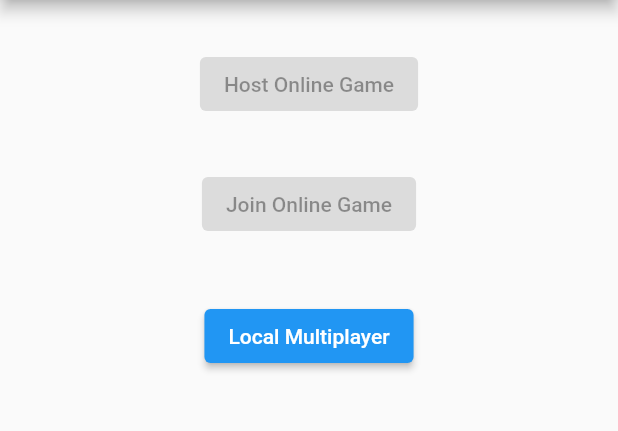
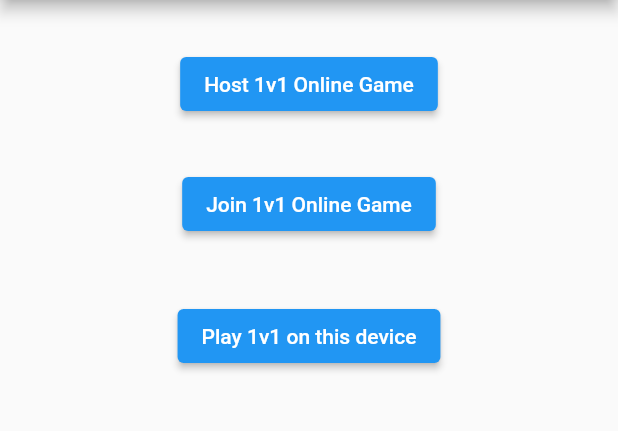
Before and after one commit to Antonimo/castle_game, a Flutter app: the screen it shows after launch, on a phone screen of 412 x 824 dp, the part 84-515 px from its top. Run offline on Flutter 3.47's test engine with Material 2 defaults, Android fonts, the light colour scheme and no system bars; our stand-ins replace go_router, rxdart, share_plus, shared_preferences, socket_io_client, wakelock.

Commit message:
added go_router, added invite share link, deeplink android, via firebase

```diff
--- a/lib/app_consts.dart
+++ b/lib/app_consts.dart
@@ -1,6 +1,7 @@
 class AppConsts {
-  // static const SRV_URL = 'http://10.0.2.2:8001';
-  static const SRV_URL = 'http://ec2-18-192-54-199.eu-central-1.compute.amazonaws.com:8001';
+  static const APP_URL = 'http://castlegame-7bf4a.web.app';
+  static const SRV_URL = 'http://192.168.1.121:8001';
+  // static const SRV_URL = 'http://ec2-18-192-54-199.eu-central-1.compute.amazonaws.com:8001';
   static const IS_DEV = true;
   static const DEBUG_PRINT_ROUTER = true;
 }
--- a/lib/game/multiplayer_client.dart
+++ b/lib/game/multiplayer_client.dart
@@ -12,6 +12,7 @@ import 'package:castle_game/game/unit.dart';
 import 'package:castle_game/util/logger.dart';
 import 'package:collection/collection.dart';
 import 'package:flutter/material.dart';
+import 'package:go_router/go_router.dart';
 import 'package:rxdart/subjects.dart';
 import 'package:shared_preferences/shared_preferences.dart';
 
@@ -56,7 +57,10 @@ class MultiplayerClient extends GameClient {
 
     stateSubject.add(0.0);
 
-    AppRouter.instance.navTo(AppRouter.routeGame, arguments: {'gameClient': this});
+    // AppRouter.instance.navTo(AppRouter.routeGame, arguments: {'gameClient': this});
+
+    // TODO: refactor
+    GoRouter.of(AppRouter.appNavigatorKey.currentContext!).push('/game', extra: {'gameClient': this});
   }
 
   void initGame(Size size) {
--- a/lib/main.dart
+++ b/lib/main.dart
@@ -1,10 +1,43 @@
 import 'package:castle_game/app_router.dart';
+import 'package:castle_game/pages/game_page.dart';
+import 'package:castle_game/pages/host_page.dart';
+import 'package:castle_game/pages/join_page.dart';
 import 'package:castle_game/pages/menu_page.dart';
+import 'package:castle_game/pages/multiplayer_page.dart';
 import 'package:flutter/material.dart';
 import 'package:flutter/services.dart';
 import 'package:wakelock/wakelock.dart';
+import 'package:go_router/go_router.dart';
 
 // TODO: init settings
+
+final _router = GoRouter(
+  navigatorKey: AppRouter.appNavigatorKey,
+  routes: [
+    GoRoute(
+      path: '/',
+      builder: (_, __) => MenuPage(),
+      routes: [
+        GoRoute(
+          path: 'host',
+          builder: (context, state) => HostPage(),
+        ),
+        GoRoute(
+          path: 'join',
+          builder: (context, state) => JoinPage(inviteToken: state.uri.queryParameters['inviteToken']),
+        ),
+        GoRoute(
+          path: 'multiplayer',
+          builder: (context, state) => MultiplayerPage(),
+        ),
+        GoRoute(
+          path: 'game',
+          builder: (context, state) => GamePage(arguments: state.extra),
+        ),
+      ],
+    ),
+  ],
+);
 
 void main() async {
   WidgetsFlutterBinding.ensureInitialized();
@@ -28,18 +61,23 @@ void main() async {
 class MyApp extends StatelessWidget {
   @override
   Widget build(BuildContext context) {
-    return MaterialApp(
+    return MaterialApp.router(
       title: 'Castle game',
-      theme: ThemeData(
-        primarySwatch: Colors.blue,
-      ),
+      routerConfig: _router,
       debugShowCheckedModeBanner: false,
-      navigatorKey: AppRouter.appNavigatorKey,
-      onGenerateRoute: AppRouter.instance.generateRoute,
-      navigatorObservers: <NavigatorObserver>[
-        AppRouter.instance.initNavigatorObserver(),
-      ],
-      home: MenuPage(),
     );
+    // return MaterialApp(
+    //   title: 'Castle game',
+    //   theme: ThemeData(
+    //     primarySwatch: Colors.blue,
+    //   ),
+    //   debugShowCheckedModeBanner: false,
+    //   navigatorKey: AppRouter.appNavigatorKey,
+    //   onGenerateRoute: AppRouter.instance.generateRoute,
+    //   navigatorObservers: <NavigatorObserver>[
+    //     AppRouter.instance.initNavigatorObserver(),
+    //   ],
+    //   home: MenuPage(),
+    // );
   }
 }
--- a/lib/pages/menu_page.dart
+++ b/lib/pages/menu_page.dart
@@ -1,5 +1,6 @@
 import 'package:castle_game/app_router.dart';
 import 'package:flutter/material.dart';
+import 'package:go_router/go_router.dart';
 
 class MenuPage extends StatelessWidget {
   const MenuPage({Key? key}) : super(key: key);
@@ -15,27 +16,27 @@ class MenuPage extends StatelessWidget {
           children: [
             SizedBox(height: 32.0),
             ElevatedButton(
-              onPressed: null,
-              // onPressed: () {
-              //   AppRouter.instance.navTo(AppRouter.routeHost);
-              // },
-              child: const Text('Host Online Game'),
+              onPressed: () {
+                // TODO: refactor routing paths and names
+                context.go('/host');
+              },
+              child: const Text('Host 1v1 Online Game'),
             ),
             SizedBox(height: 32.0),
             ElevatedButton(
-              onPressed: null,
-              // onPressed: () {
-              //   AppRouter.instance.navTo(AppRouter.routeJoin);
-              // },
-              child: const Text('Join Online Game'),
+              onPressed: () {
+                context.go('/join');
+              },
+              child: const Text('Join 1v1 Online Game'),
             ),
             SizedBox(height: 32.0),
             SizedBox(height: 8.0),
             ElevatedButton(
               onPressed: () {
-                AppRouter.instance.navTo(AppRouter.routeMultiplayer);
+                // TODO: rename multiplayer to something like onDevice2Players
+                context.go('/multiplayer');
               },
-              child: const Text('Local Multiplayer'),
+              child: const Text('Play 1v1 on this device'),
             ),
           ],
         ),
--- a/lib/pages/multiplayer_page.dart
+++ b/lib/pages/multiplayer_page.dart
@@ -54,7 +54,7 @@ class _MultiplayerPageState extends State<MultiplayerPage> {
 
           // TODO: pause game, restart game;
         },
-        child: const Text('Start Game'),
+        child: const Text('Play!'),
       ),
     ];
   }
--- a/pubspec.yaml
+++ b/pubspec.yaml
@@ -33,6 +33,8 @@ dependencies:
   # The following adds the Cupertino Icons font to your application.
   # Use with the CupertinoIcons class for iOS style icons.
   cupertino_icons: ^1.0.2
+  go_router: ^10.0.0
+  share_plus: ^6.3.4
 
 dev_dependencies:
   flutter_test:
```
Also changed, not shown: lib/game/game_client.dart (+5 -2 lines), lib/online/host_client.dart (+16 -2 lines), lib/online/join_client.dart (+41 -14 lines), lib/pages/host_page.dart (+10 -0 lines), lib/pages/join_page.dart (+26 -2 lines), 3 other files.
